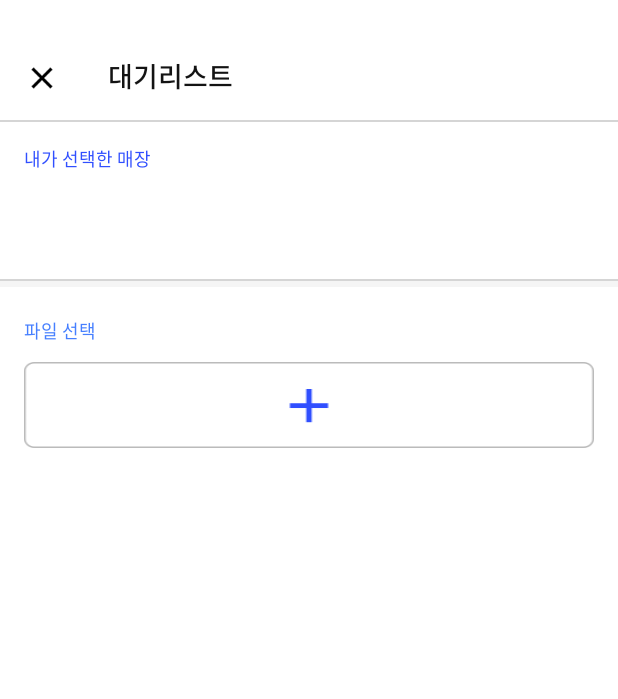
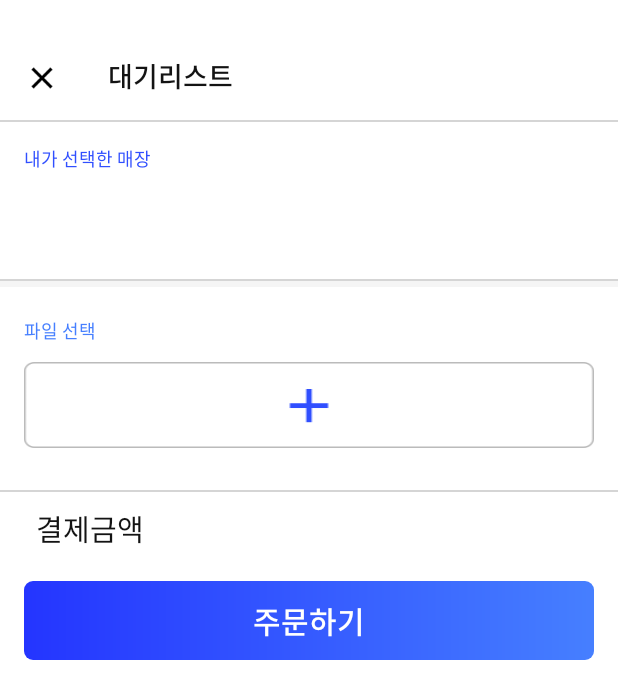
Before and after one commit to Booster-developer/Booster-ANDROID, an Android app: the FileStorageActivity screen opened directly, with no data from a screen before it, on a phone screen of 412 x 824 dp. Shown: the top 699 px of the screen. Run offline under Robolectric (Android 15) with nearby library versions, the phone set to English and light mode, and no system bars; libraries missing offline, so code that uses them is left out: droidninja.filepicker; network calls fail; pictures from the network do not load.

Commit message:
[대기리스트] 파일업로드 기능 완료

```diff
--- a/app/build.gradle
+++ b/app/build.gradle
@@ -121,7 +121,7 @@ dependencies {
     implementation 'gun0912.ted:tedpermission:2.2.3'
     //coroutines
     implementation "org.jetbrains.kotlinx:kotlinx-coroutines-android:1.3.4"
-
+    //Glide
     implementation 'com.github.bumptech.glide:glide:4.11.0'
     annotationProcessor 'com.github.bumptech.glide:compiler:4.11.0'
 
--- a/app/src/main/AndroidManifest.xml
+++ b/app/src/main/AndroidManifest.xml
@@ -8,6 +8,7 @@
     <uses-permission android:name="android.permission.WRITE_EXTERNAL_STORAGE" />
 
     <application
+        android:requestLegacyExternalStorage="true"
         android:allowBackup="true"
         android:icon="@mipmap/ic_launcher"
         android:label="@string/app_name"
--- a/app/src/main/java/com/example/booster/ui/fileStorage/FileAdapter.kt
+++ b/app/src/main/java/com/example/booster/ui/fileStorage/FileAdapter.kt
@@ -12,7 +12,7 @@ import com.example.booster.util.BoosterUtil
 import kotlinx.android.synthetic.main.my_file.view.*
 import java.io.File
 
-class FileAdapter(var datas: ArrayList<FileData>):
+class FileAdapter(var datas: ArrayList<com.example.booster.data.datasource.model.FileData>):
     RecyclerView.Adapter<FileAdapter.ViewHolder>() {
     override fun onCreateViewHolder(
         parent: ViewGroup,
--- a/app/src/main/res/drawable-xhdpi/bg_dialog_return.xml
+++ b/app/src/main/res/drawable-xhdpi/bg_dialog_return.xml
@@ -3,7 +3,7 @@
     <solid
         android:color="@color/white"/>
     <corners
-        android:radius="8dp" />
+        android:radius="10dp" />
     <padding
         android:left="10dp"
         android:top="10dp"
--- a/app/src/main/res/layout/activity_file_storage.xml
+++ b/app/src/main/res/layout/activity_file_storage.xml
@@ -143,6 +143,61 @@
                 android:scaleType="fitXY"
                 android:background="?android:attr/selectableItemBackground"/>
 
+            <View
+                android:layout_width="match_parent"
+                android:layout_height="1dp"
+                android:layout_marginTop="28dp"
+                android:background="#d5d5d5"/>
+
+            <LinearLayout
+                android:layout_width="match_parent"
+                android:layout_height="wrap_content"
+                android:orientation="horizontal">
+
+                <TextView
+                    android:layout_width="wrap_content"
+                    android:layout_height="wrap_content"
+                    android:text="결제금액"
+                    android:fontFamily="@font/noto_sans_kr_regular"
+                    android:textSize="19sp"
+                    android:textColor="#131313"
+                    android:layout_marginTop="10dp"
+                    android:layout_marginStart="24dp"/>
+
+                <View
+                    android:layout_width="0dp"
+                    android:layout_height="0dp"
+                    android:layout_weight="1"/>
+
+                <TextView
+                    android:layout_width="wrap_content"
+                    android:layout_height="wrap_content"
+                    tools:text = "7,290원"
+                    android:fontFamily="@font/noto_sans_kr_regular"
+                    android:textSize="19sp"
+                    android:textColor="#467fff"
+                    android:layout_marginTop="10dp"
+                    android:layout_marginEnd="24dp"/>
+
+
+            </LinearLayout>
+
+            <TextView
+                android:layout_width="match_parent"
+                android:layout_height="wrap_content"
+                android:background="@drawable/bg_btn_gradation"
+                android:textSize="20sp"
+                android:textColor="#ffffff"
+                android:lineSpacingExtra="-10sp"
+                android:gravity="center_horizontal"
+                android:text="주문하기"
+                android:fontFamily="@font/noto_sans_kr_medium"
+                android:paddingTop="11dp"
+                android:paddingBottom="11dp"
+                android:layout_marginStart="16dp"
+                android:layout_marginEnd="16dp"
+                android:layout_marginTop="20dp"
+                android:layout_marginBottom="12dp"/>
 
         </LinearLayout>
 
--- a/app/src/main/res/values/styles.xml
+++ b/app/src/main/res/values/styles.xml
@@ -9,6 +9,7 @@
 
     <style name="MyAlertDialogStyle" parent="Theme.AppCompat.Light.Dialog">
         <item name="buttonBarNegativeButtonStyle">@style/buttonBarButtonStyle.Negative</item>
+        <item name="buttonBarPositiveButtonStyle">@style/buttonBarButtonStyle.Positive</item>
     </style>
 
     <style name="buttonBarButtonStyle" parent="Widget.AppCompat.Button.Borderless.Colored">
```
Also changed, not shown: app/src/main/java/com/example/booster/ui/FileStorageActivity.kt (+32 -7 lines).
